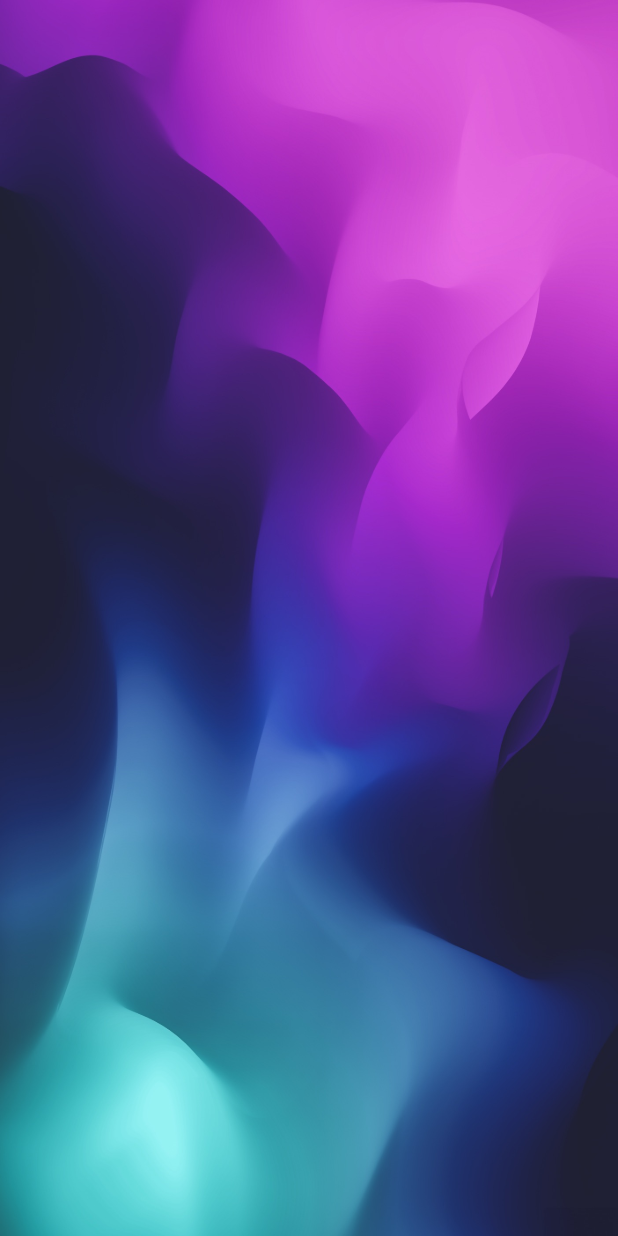
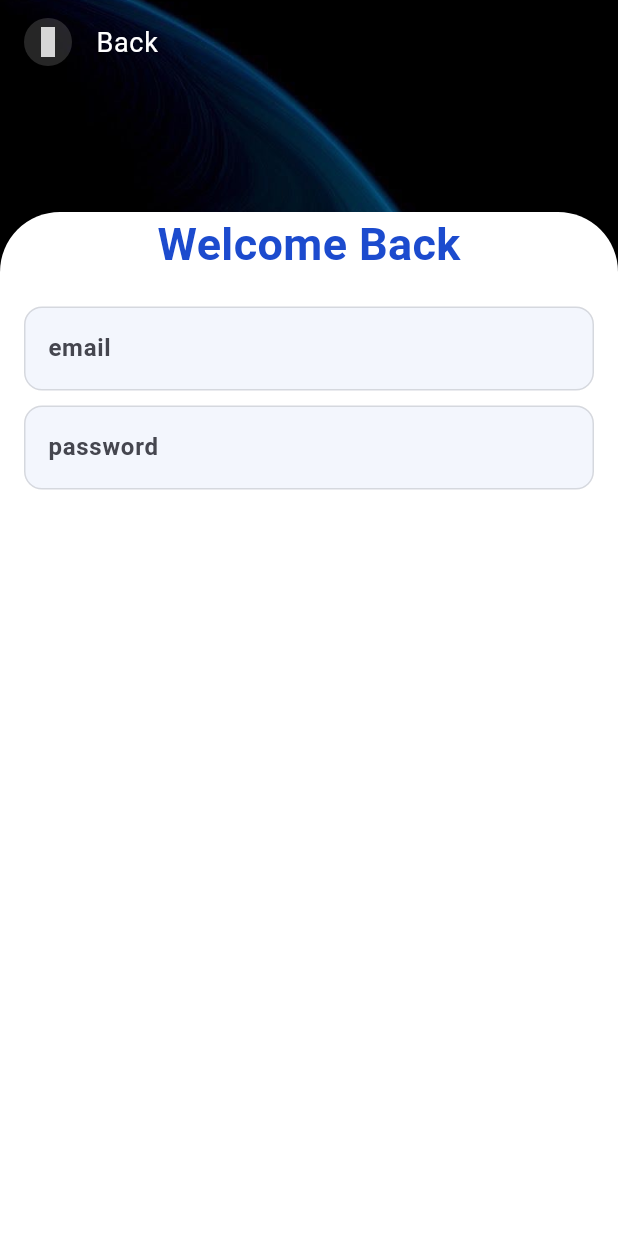
Before and after one commit to mohammed-swafvan/ezy_sneakers, a Flutter app: the screen it shows after launch, after a tap on "Sign In", on a phone screen of 412 x 824 dp. Run offline on Flutter 3.47's test engine with Material 3 defaults, Android fonts, the phone set to English and light mode, and no system bars; our stand-ins replace get, iconsax; grey boxes are pictures that could not be loaded.

Commit message:
working on sign in screen

```diff
--- a/lib/core/constants.dart
+++ b/lib/core/constants.dart
@@ -1,8 +1,16 @@
 import 'package:flutter/material.dart';
 
+// Sized Box
+const SizedBox kHeight10 = SizedBox(height: 10);
+const SizedBox kHeight15 = SizedBox(height: 15);
+const SizedBox kHeight20 = SizedBox(height: 20);
+
 // -- Border Radius
+final BorderRadius kBorderRadius10 = BorderRadius.circular(12);
 final BorderRadius kBorderRadius12 = BorderRadius.circular(12);
+const BorderRadius kBorderRadiusVert40 = BorderRadius.vertical(top: Radius.circular(40));
 
 // -- Padding & Margin
+const EdgeInsets kEdgeInsetsHoriz16 = EdgeInsets.symmetric(horizontal: 16);
 const EdgeInsets kEdgeInsetsHoriz40 = EdgeInsets.symmetric(horizontal: 40);
 const EdgeInsets kEdgeInsetsVert24 = EdgeInsets.symmetric(vertical: 24);
--- a/lib/core/image_string.dart
+++ b/lib/core/image_string.dart
@@ -1,3 +1,3 @@
 class ImageString {
-  static const String authScreenBgImage = "assets/images/auth_background.JPG";
+  static const String authScreenBgImage = "assets/images/scaffold_background.jpeg";
 }
--- a/lib/main.dart
+++ b/lib/main.dart
@@ -1,6 +1,7 @@
 import 'package:ezy_sneakers/core/app_style.dart';
 import 'package:ezy_sneakers/presentations/welcome/welcome_screen.dart';
 import 'package:flutter/material.dart';
+import 'package:get/get_navigation/src/root/get_material_app.dart';
 
 void main() {
   WidgetsFlutterBinding.ensureInitialized();
@@ -13,7 +14,7 @@
   // This widget is the root of your application.
   @override
   Widget build(BuildContext context) {
-    return MaterialApp(
+    return GetMaterialApp(
       title: 'Ezy Sneakers',
       debugShowCheckedModeBanner: false,
       theme: AppStyle.appTheme,
--- a/lib/presentations/sign_in/sign_in_screen.dart
+++ b/lib/presentations/sign_in/sign_in_screen.dart
@@ -1,4 +1,8 @@
+import 'package:ezy_sneakers/core/colors.dart';
+import 'package:ezy_sneakers/core/constants.dart';
+import 'package:ezy_sneakers/presentations/widgets/auth_text_field_widget.dart';
 import 'package:ezy_sneakers/presentations/widgets/custom_scaffold.dart';
+import 'package:iconsax/iconsax.dart';
 import 'package:flutter/material.dart';
 
 class SignInScreen extends StatelessWidget {
@@ -6,8 +10,91 @@
 
   @override
   Widget build(BuildContext context) {
+    final GlobalKey formSignInKey = GlobalKey<FormState>();
     return CustomScaffold(
-      child: Container(),
+      child: Column(
+        children: [
+          ListTile(
+            leading: InkWell(
+              onTap: () {
+                Navigator.of(context).pop();
+              },
+              child: Container(
+                padding: const EdgeInsets.all(6),
+                decoration: BoxDecoration(
+                  color: kPrimaryColor.withOpacity(0.15),
+                  shape: BoxShape.circle,
+                ),
+                child: const Icon(
+                  Iconsax.arrow_left_2,
+                  color: kPrimaryColor,
+                  size: 20,
+                ),
+              ),
+            ),
+            title: const Text(
+              "Back",
+              style: TextStyle(
+                fontSize: 18,
+                color: kPrimaryColor,
+              ),
+            ),
+          ),
+          const Expanded(
+            flex: 1,
+            child: SizedBox(),
+          ),
+          Expanded(
+            flex: 8,
+            child: Container(
+              padding: kEdgeInsetsHoriz16,
+              decoration: const BoxDecoration(
+                color: kPrimaryColor,
+                borderRadius: kBorderRadiusVert40,
+              ),
+              child: Form(
+                key: formSignInKey,
+                child: Column(
+                  crossAxisAlignment: CrossAxisAlignment.center,
+                  children: [
+                    const Text(
+                      "Welcome Back",
+                      style: TextStyle(
+                        color: kSecondaryColor,
+                        fontSize: 30,
+                        fontWeight: FontWeight.bold,
+                      ),
+                    ),
+                    kHeight20,
+                    AuthTextFieldWidget(
+                      validator: (value) {
+                        if (value == null || value.isEmpty) {
+                          return "email is required";
+                        }
+                        return null;
+                      },
+                      labelText: "email",
+                      hintText: "Enter Your Email",
+                    ),
+                    kHeight10,
+                    AuthTextFieldWidget(
+                      validator: (value) {
+                        if (value == null || value.isEmpty) {
+                          return "password is required";
+                        }
+                        return null;
+                      },
+                      labelText: "password",
+                      hintText: "Enter Your Password",
+                      isObscuredText: true,
+                    ),
+                  ],
+                ),
+              ),
+            ),
+          ),
+        ],
+      ),
     );
   }
 }
--- a/lib/presentations/sign_up/sign_up_screen.dart
+++ b/lib/presentations/sign_up/sign_up_screen.dart
@@ -1,5 +1,7 @@
+import 'package:ezy_sneakers/core/colors.dart';
 import 'package:ezy_sneakers/presentations/widgets/custom_scaffold.dart';
 import 'package:flutter/material.dart';
+import 'package:iconsax/iconsax.dart';
 
 class SignUpScreen extends StatelessWidget {
   const SignUpScreen({super.key});
@@ -7,7 +9,31 @@
   @override
   Widget build(BuildContext context) {
     return CustomScaffold(
-      child: Container(),
+      child: Column(
+        children: [
+          ListTile(
+            leading: InkWell(
+              onTap: () {
+                Navigator.of(context).pop();
+              },
+              child: Icon(
+                Iconsax.arrow_left_24,
+                color: kPrimaryColor,
+              ),
+            ),
+            title: Text(
+              "Back",
+              style: TextStyle(
+                fontSize: 18,
+                color: kPrimaryColor,
+              ),
+            ),
+          ),
+          Expanded(
+            child: Container(),
+          ),
+        ],
+      ),
     );
   }
 }
--- a/lib/presentations/welcome/welcome_screen.dart
+++ b/lib/presentations/welcome/welcome_screen.dart
@@ -47,24 +47,21 @@
           ),
           Row(
             children: [
-              Expanded(
+              const Expanded(
                 child: WelcomeButton(
                   text: "Sign In",
                   navigateTo: SignInScreen(),
                   buttonColor: Colors.transparent,
                   textColor: kPrimaryColor,
-                  borderRadius: BorderRadius.only(
-                    topRight: Radius.circular(50),
-                  ),
                 ),
               ),
               Expanded(
                 child: WelcomeButton(
                   text: "Sign Up",
-                  navigateTo: SignUpScreen(),
+                  navigateTo: const SignUpScreen(),
                   buttonColor: kPrimaryColor.withOpacity(0.8),
                   textColor: kSecondaryColor,
-                  borderRadius: BorderRadius.only(
+                  borderRadius: const BorderRadius.only(
                     topLeft: Radius.circular(50),
                   ),
                 ),
--- a/lib/presentations/welcome/widgets/welcome_button.dart
+++ b/lib/presentations/welcome/widgets/welcome_button.dart
@@ -1,5 +1,6 @@
 import 'package:ezy_sneakers/core/constants.dart';
 import 'package:flutter/material.dart';
+import 'package:get/get.dart';
 
 class WelcomeButton extends StatelessWidget {
   const WelcomeButton({
@@ -8,23 +9,21 @@
     required this.navigateTo,
     required this.buttonColor,
     required this.textColor,
-    required this.borderRadius,
+    this.borderRadius,
   });
   final Widget navigateTo;
   final String text;
   final Color buttonColor;
   final Color textColor;
-  final BorderRadius borderRadius;
+  final BorderRadius? borderRadius;
 
   @override
   Widget build(BuildContext context) {
     return InkWell(
       onTap: () {
-        Navigator.push(
-          context,
-          MaterialPageRoute(
-            builder: (context) => navigateTo,
-          ),
+        Get.to(
+          () => navigateTo,
+          transition: Transition.fadeIn,
         );
       },
       child: Container(
--- /dev/null
+++ b/lib/presentations/widgets/auth_text_field_widget.dart
@@ -0,0 +1,49 @@
+import 'package:ezy_sneakers/core/colors.dart';
+import 'package:ezy_sneakers/core/constants.dart';
+import 'package:flutter/material.dart';
+
+class AuthTextFieldWidget extends StatelessWidget {
+  const AuthTextFieldWidget({
+    super.key,
+    required this.validator,
+    required this.labelText,
+    required this.hintText,
+    this.isObscuredText,
+  });
+  final Function(String?) validator;
+  final String labelText;
+  final String hintText;
+  final bool? isObscuredText;
+
+  @override
+  Widget build(BuildContext context) {
+    return TextFormField(
+      validator: (value) => validator(value),
+      obscureText: isObscuredText ?? false,
+      obscuringCharacter: '•',
+      decoration: InputDecoration(
+        label: Text(labelText),
+        labelStyle: const TextStyle(
+          fontWeight: FontWeight.w600,
+        ),
+        filled: true,
+        fillColor: kSecondaryColor.withOpacity(0.05),
+        hintText: hintText,
+        hintStyle: const TextStyle(
+          color: Colors.black26,
+        ),
+        border: getTextFieldBorder,
+        enabledBorder: getTextFieldBorder,
+      ),
+    );
+  }
+
+  OutlineInputBorder get getTextFieldBorder {
+    return OutlineInputBorder(
+      borderSide: const BorderSide(
+        color: Colors.black12,
+      ),
+      borderRadius: kBorderRadius10,
+    );
+  }
+}
--- a/pubspec.yaml
+++ b/pubspec.yaml
@@ -43,6 +43,7 @@
   flutter_bloc: ^8.1.4
   intl: ^0.19.0
   google_fonts: ^6.2.0
+  get: ^4.6.6
 
 dev_dependencies:
   flutter_test:
```
Also changed, not shown: assets/images/auth_background.JPG (deleted), assets/images/scaffold_background.jpeg (added), pubspec.lock.
